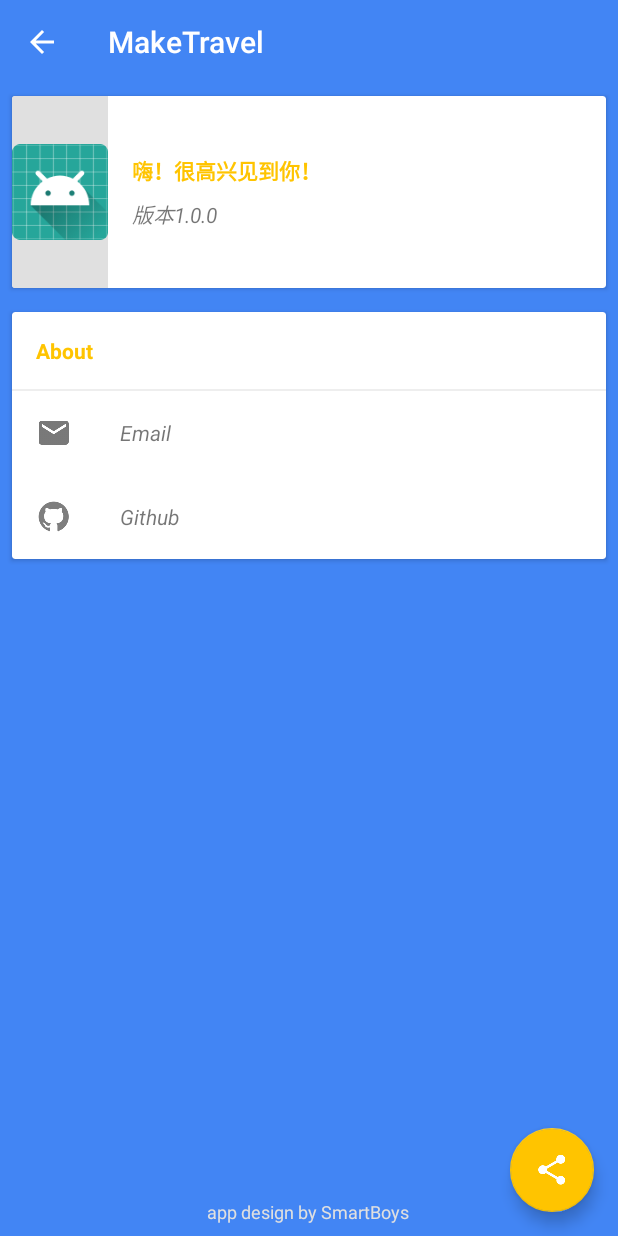
After one commit to Hunterhuan/easy_travel, an Android app: the About screen opened directly, with no data from a screen before it, on a phone screen of 412 x 824 dp. The commit adds this screen. Run offline under Robolectric (Android 15) with nearby library versions, the phone set to English and light mode, and no system bars.

Commit message:
add usermanage

```diff
--- a/app/build.gradle
+++ b/app/build.gradle
@@ -16,9 +16,9 @@ android {
             proguardFiles getDefaultProguardFile('proguard-android.txt'), 'proguard-rules.pro'
         }
     }
-    sourceSets{
-        main{
-            jniLibs.srcDir'libs'
+    sourceSets {
+        main {
+            jniLibs.srcDir 'libs'
             jni.srcDirs = []
         }
     }
--- /dev/null
+++ b/app/src/main/java/com/example/mrhan/maketravel/About.java
@@ -0,0 +1,86 @@
+package com.example.mrhan.maketravel;
+
+import android.support.v7.app.AppCompatActivity;
+import android.os.Bundle;
+import android.app.Dialog;
+import android.content.Intent;
+import android.net.Uri;
+import android.os.Bundle;
+import android.support.design.widget.FloatingActionButton;
+import android.support.v7.app.AppCompatActivity;
+import android.support.v7.widget.Toolbar;
+import android.view.View;
+import android.view.animation.AlphaAnimation;
+import android.view.animation.Animation;
+import android.view.animation.AnimationUtils;
+import android.webkit.WebView;
+import android.widget.Button;
+import android.widget.LinearLayout;
+import android.widget.ScrollView;
+import android.widget.TextView;
+import android.widget.Toast;
+
+public class About extends AppCompatActivity{
+
+    protected void onCreate(Bundle savedInstanceState) {
+        super.onCreate(savedInstanceState);
+        setContentView(R.layout.activity_about);
+
+        Toolbar toolbar = findViewById(R.id.toolbar_about);
+        setSupportActionBar(toolbar);
+        if (getSupportActionBar() != null) {
+            getSupportActionBar().setDisplayHomeAsUpEnabled(true);
+        }
+
+
+        initView();
+    }
+    public void initView() {
+        ScrollView scroll_about = findViewById(R.id.scroll_about);
+
+        LinearLayout ll_card_about_2_email = findViewById(R.id.ll_card_about_2_email);
+        LinearLayout ll_card_about_2_git_hub = findViewById(R.id.ll_card_about_2_git_hub);
+
+        ll_card_about_2_email.setOnClickListener(new View.OnClickListener() {
+            @Override
+            public void onClick(View view) {
+                Intent intent = new Intent();
+                intent.setAction(Intent.ACTION_SENDTO);
+                intent.setData(Uri.parse("mailto:879090429@qq.com"));
+                //intent.putExtra(Intent.EXTRA_TEXT, "Hi,");
+                try {
+                    startActivity(intent);
+                } catch (Exception e) {
+                    Toast.makeText(About.this, "Not Found", Toast.LENGTH_SHORT).show();
+                }
+            }
+        });
+        ll_card_about_2_git_hub.setOnClickListener(new View.OnClickListener() {
+            @Override
+            public void onClick(View view) {
+                Intent intent = new Intent();
+                intent.setAction("android.intent.action.VIEW");
+                Uri content_url = Uri.parse("https://github.com/Hunterhuan/easy_travel");
+                intent.setData(content_url);
+                startActivity(intent);
+            }
+        });
+
+        FloatingActionButton fab = findViewById(R.id.fab_about_share);
+        fab.setOnClickListener(new View.OnClickListener() {
+            @Override
+            public void onClick(View view) {
+/*                Intent intent = new Intent();
+                intent.setAction(Intent.ACTION_SEND);
+                intent.putExtra(Intent.EXTRA_TEXT, Constant.SHARE_CONTENT);
+                intent.setType("text/plain");
+                startActivity(Intent.createChooser(intent, getString(R.string.share_with)));*/
+            }
+        });
+
+        AlphaAnimation alphaAnimation = new AlphaAnimation(0.0f, 1.0f);
+        alphaAnimation.setDuration(300);
+        alphaAnimation.setStartOffset(600);
+    }
+
+}
--- a/app/src/main/java/com/example/mrhan/maketravel/Fragment/fragment_hotels.java
+++ b/app/src/main/java/com/example/mrhan/maketravel/Fragment/fragment_hotels.java
@@ -57,6 +57,7 @@ public class fragment_hotels extends Fragment implements View.OnClickListener, V
                         .setSingleChoiceItems(sorts, itemSelected, new DialogInterface.OnClickListener() {
                             @Override
                             public void onClick(DialogInterface dialogInterface, int i) {
+
                                 dialogInterface.dismiss();
                             }
                         })
@@ -68,7 +69,6 @@ public class fragment_hotels extends Fragment implements View.OnClickListener, V
         refreshLayout.setOnRefreshListener(new OnRefreshListener() {
             @Override
             public void onRefresh(@NonNull RefreshLayout refreshLayout) {
-
                 refreshLayout.finishRefresh(2000);
             }
         });
@@ -90,7 +90,7 @@ public class fragment_hotels extends Fragment implements View.OnClickListener, V
 
         List<String> recommand_hotels = new ArrayList<>();
 
-        List<String> hotels_name= MainActivity.tst.getRecommendHotel("default");
+        List<String> hotels_name= MainActivity.tst.getRecommendHotel(4);
 
         for(String obj : recommand_hotels){
             hotels_name.add(obj);
--- a/app/src/main/java/com/example/mrhan/maketravel/TravelDB.java
+++ b/app/src/main/java/com/example/mrhan/maketravel/TravelDB.java
@@ -114,10 +114,10 @@ public class TravelDB {
         Double dist = -1.;
         try {
             if(method.equals("taxi")){
-                dist = distanceInfo.getDouble(3);
+                dist = distanceInfo.getDouble(3) * 3;
             }
             else if(method.equals("bus")){
-                dist = distanceInfo.getDouble(5);
+                dist = distanceInfo.getDouble(5) * 2;
             }
         } catch (JSONException ex){
             ex.printStackTrace();
--- /dev/null
+++ b/app/src/main/res/layout/activity_about.xml
@@ -0,0 +1,49 @@
+<?xml version="1.0" encoding="utf-8"?>
+<FrameLayout xmlns:android="http://schemas.android.com/apk/res/android"
+    xmlns:app="http://schemas.android.com/apk/res-auto"
+    android:layout_width="match_parent"
+    android:layout_height="match_parent"
+    android:background="@color/colorPrimary">
+
+    <TextView
+        android:layout_width="wrap_content"
+        android:layout_height="wrap_content"
+        android:layout_gravity="bottom|center"
+        android:padding="@dimen/text_margin_small"
+        android:text="app design by SmartBoys"
+        android:textColor="@color/gray_very_light"
+        android:textSize="12sp" />
+
+    <android.support.v7.widget.Toolbar
+        android:id="@+id/toolbar_about"
+        android:layout_width="match_parent"
+        android:layout_height="?attr/actionBarSize"
+        android:theme="@style/AppTheme.AppBarOverlay"
+        app:popupTheme="@style/AppTheme.PopupOverlay" />
+
+    <ScrollView
+        android:id="@+id/scroll_about"
+        android:layout_width="match_parent"
+        android:layout_height="match_parent"
+        android:layout_marginTop="?attr/actionBarSize">
+
+        <LinearLayout
+            android:layout_width="match_parent"
+            android:layout_height="wrap_content"
+            android:orientation="vertical">
+
+            <include layout="@layout/card_about_1" />
+
+            <include layout="@layout/card_about_2" />
+
+        </LinearLayout>
+    </ScrollView>
+
+    <android.support.design.widget.FloatingActionButton
+        android:id="@+id/fab_about_share"
+        android:layout_width="wrap_content"
+        android:layout_height="wrap_content"
+        android:layout_gravity="bottom|end"
+        android:layout_margin="@dimen/fab_margin"
+        android:src="@drawable/ic_share_white_24dp" />
+</FrameLayout>
--- /dev/null
+++ b/app/src/main/res/layout/card_about_1.xml
@@ -0,0 +1,56 @@
+<?xml version="1.0" encoding="utf-8"?>
+<android.support.v7.widget.CardView xmlns:android="http://schemas.android.com/apk/res/android"
+    xmlns:card_view="http://schemas.android.com/apk/res-auto"
+    android:layout_width="match_parent"
+    android:layout_height="wrap_content"
+    android:layout_marginBottom="@dimen/main_card_margin_vertical"
+    android:layout_marginLeft="@dimen/main_card_margin_horizontal"
+    android:layout_marginRight="@dimen/main_card_margin_horizontal"
+    android:layout_marginTop="@dimen/main_card_margin_vertical"
+    card_view:cardCornerRadius="2dp"
+    card_view:cardElevation="2dp">
+
+    <RelativeLayout
+        android:layout_width="match_parent"
+        android:layout_height="wrap_content"
+        android:background="?android:selectableItemBackgroundBorderless"
+        android:clickable="true">
+
+        <ImageView
+            android:id="@+id/img_card_about_1"
+            android:layout_width="64dp"
+            android:layout_height="128dp"
+            android:background="@color/gray_very_light"
+            android:scaleType="centerInside"
+            android:src="@mipmap/ic_launcher_round" />
+
+        <RelativeLayout
+            android:layout_width="wrap_content"
+            android:layout_height="wrap_content"
+            android:layout_centerVertical="true"
+            android:layout_marginEnd="@dimen/text_margin"
+            android:layout_marginStart="@dimen/card_title_margin"
+            android:layout_toEndOf="@id/img_card_about_1">
+
+            <TextView
+                android:id="@+id/tv_card_about_1_1"
+                android:layout_width="wrap_content"
+                android:layout_height="wrap_content"
+                android:text="嗨！很高兴见到你！"
+                android:textColor="@color/colorAccent"
+                android:textStyle="bold" />
+
+            <TextView
+                android:id="@+id/tv_about_version"
+                android:layout_width="wrap_content"
+                android:layout_height="wrap_content"
+                android:layout_below="@id/tv_card_about_1_1"
+                android:layout_marginTop="@dimen/text_margin_small"
+                android:lineSpacingExtra="@dimen/text_margin_small"
+                android:text="版本1.0.0"
+                android:textStyle="italic" />
+
+        </RelativeLayout>
+
+    </RelativeLayout>
+</android.support.v7.widget.CardView>
--- /dev/null
+++ b/app/src/main/res/layout/card_about_2.xml
@@ -0,0 +1,85 @@
+<?xml version="1.0" encoding="utf-8"?>
+<android.support.v7.widget.CardView xmlns:android="http://schemas.android.com/apk/res/android"
+    xmlns:card_view="http://schemas.android.com/apk/res-auto"
+    android:id="@+id/card_about_2"
+    android:layout_width="match_parent"
+    android:layout_height="wrap_content"
+    android:layout_marginBottom="32dp"
+    android:layout_marginLeft="@dimen/main_card_margin_horizontal"
+    android:layout_marginRight="@dimen/main_card_margin_horizontal"
+    android:layout_marginTop="@dimen/main_card_margin_vertical"
+    android:background="@color/white"
+    card_view:cardCornerRadius="2dp"
+    card_view:cardElevation="2dp">
+
+    <LinearLayout
+        android:layout_width="match_parent"
+        android:layout_height="wrap_content"
+        android:orientation="vertical">
+
+        <TextView
+            android:id="@+id/tv_card_about_2_1"
+            android:layout_width="wrap_content"
+            android:layout_height="wrap_content"
+            android:padding="@dimen/text_margin"
+            android:text="About"
+            android:textColor="@color/colorAccent"
+            android:textStyle="bold" />
+
+        <View
+            android:id="@+id/view_card_about_2_line"
+            android:layout_width="match_parent"
+            android:layout_height="1dp"
+            android:background="@color/main_background" />
+
+
+        <LinearLayout
+            android:id="@+id/ll_card_about_2_email"
+            android:layout_width="match_parent"
+            android:layout_height="wrap_content"
+            android:background="?android:selectableItemBackground"
+            android:clickable="true"
+            android:orientation="horizontal">
+
+            <ImageView
+                android:layout_width="wrap_content"
+                android:layout_height="wrap_content"
+                android:layout_gravity="center_vertical"
+                android:layout_margin="@dimen/text_margin"
+                android:src="@drawable/ic_email_black_24dp" />
+
+            <TextView
+                android:layout_width="wrap_content"
+                android:layout_height="wrap_content"
+                android:layout_gravity="center_vertical"
+                android:layout_margin="@dimen/text_margin"
+                android:text="Email"
+                android:textStyle="italic" />
+        </LinearLayout>
+
+        <LinearLayout
+            android:id="@+id/ll_card_about_2_git_hub"
+            android:layout_width="match_parent"
+            android:layout_height="wrap_content"
+            android:background="?android:selectableItemBackground"
+            android:clickable="true"
+            android:orientation="horizontal">
+
+            <ImageView
+                android:layout_width="wrap_content"
+                android:layout_height="wrap_content"
+                android:layout_gravity="center_vertical"
+                android:layout_margin="@dimen/text_margin"
+                android:src="@drawable/github" />
+
+            <TextView
+                android:layout_width="wrap_content"
+                android:layout_height="wrap_content"
+                android:layout_gravity="center_vertical"
+                android:layout_margin="@dimen/text_margin"
+                android:text="Github"
+                android:textStyle="italic" />
+        </LinearLayout>
+
+    </LinearLayout>
+</android.support.v7.widget.CardView>
```
Also changed, not shown: app/src/main/AndroidManifest.xml (+22 -19 lines), app/src/main/java/com/baidu/mapapi/overlayutil/DrivingRouteOverlay.java (+5 -3 lines), app/src/main/java/com/example/mrhan/maketravel/Fragment/fragment_spots.java (+16 -3 lines), app/src/main/java/com/example/mrhan/maketravel/Login.java (+9 -1 lines), app/src/main/java/com/example/mrhan/maketravel/MainActivity.java (+36 -2 lines), app/src/main/java/com/example/mrhan/maketravel/MyAlgorithm.java (+65 -21 lines), app/src/main/java/com/example/mrhan/maketravel/Registe.java (+12 -3 lines), app/src/main/java/com/example/mrhan/maketravel/map_path.java (+9 -3 lines), app/src/main/java/com/example/mrhan/maketravel/result.java (+9 -3 lines), app/src/main/java/com/example/mrhan/maketravel/travel_tab.java (+7 -8 lines), app/src/main/res/layout/activity_registe.xml (+18 -0 lines), app/src/main/res/menu/nav_menu.xml (+3 -6 lines).
